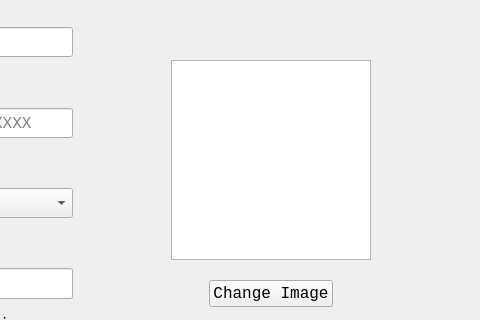
Qt form AppointmentModifyUI.ui (ASNaeem/Simple-VCMS) before a commit; both pictures show x 527 to 1007 and y 187 to 507 of the 1007 by 712 pixel window.
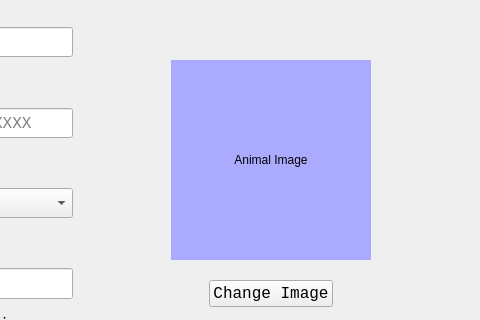
The same form after that commit.

```diff
--- a/AppointmentModifyUI.ui
+++ b/AppointmentModifyUI.ui
@@ -572,7 +572,7 @@
            </spacer>
           </item>
           <item>
-           <widget class="QTextEdit" name="textEdit">
+           <widget class="QLabel" name="label">
             <property name="minimumSize">
              <size>
               <width>200</width>
@@ -585,6 +585,15 @@
               <height>200</height>
              </size>
             </property>
+            <property name="styleSheet">
+             <string notr="true">background-color: rgb(170, 170, 255);</string>
+            </property>
+            <property name="text">
+             <string>Animal Image</string>
+            </property>
+            <property name="alignment">
+             <set>Qt::AlignCenter</set>
+            </property>
            </widget>
           </item>
           <item>
```
